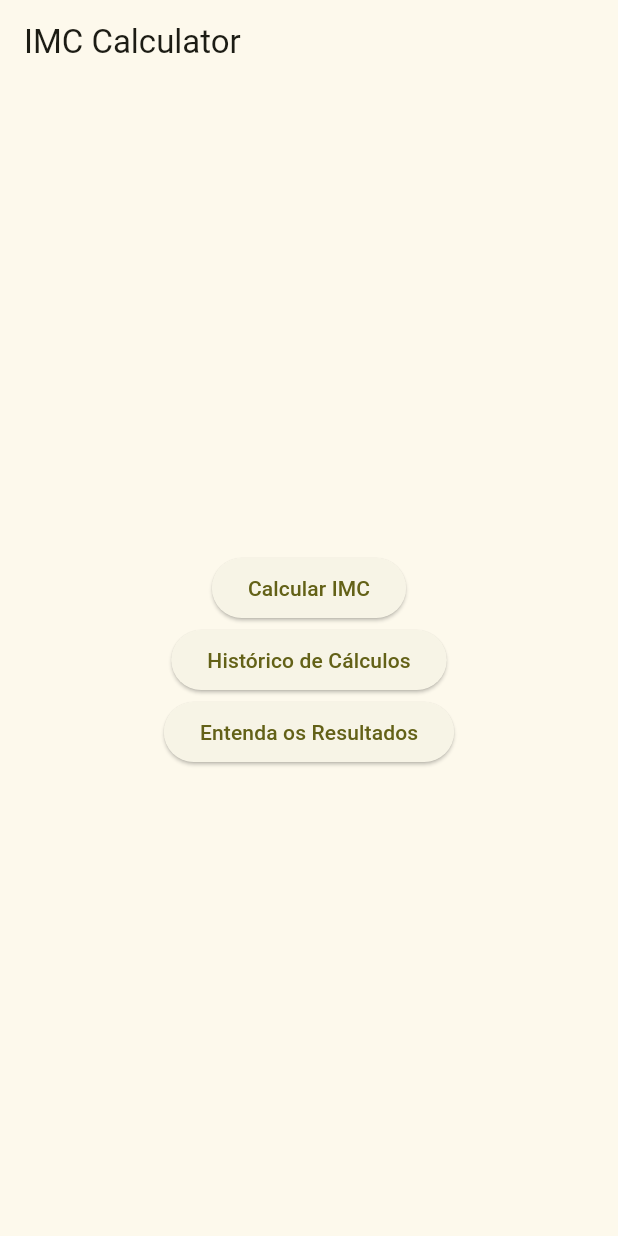
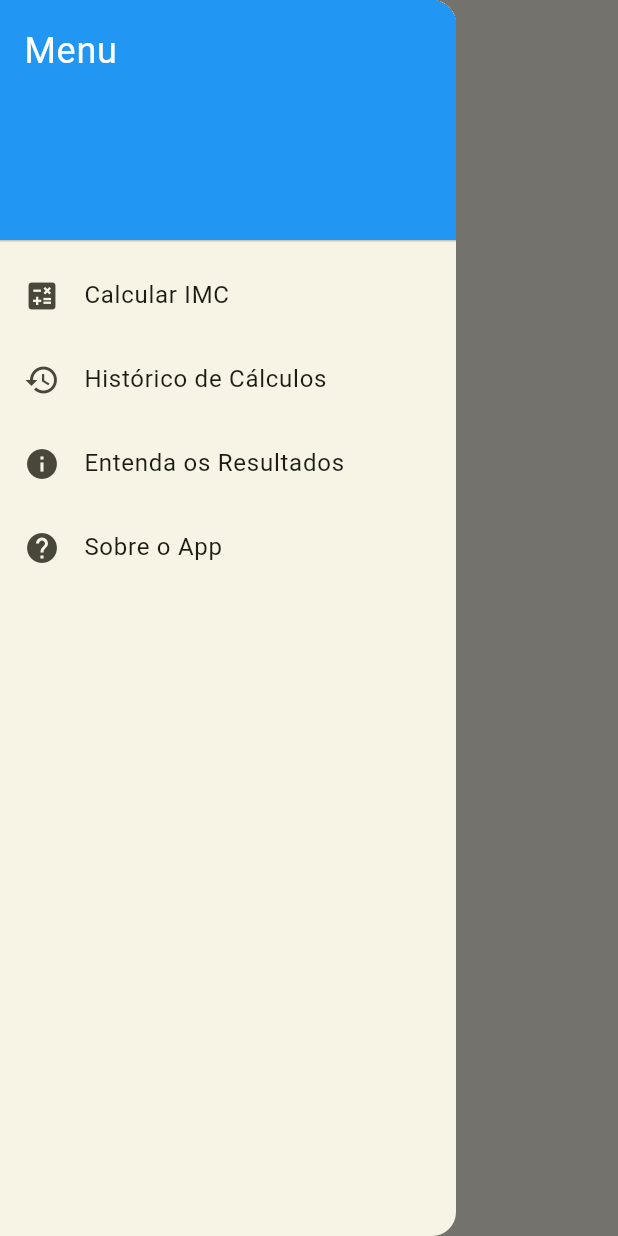
Before and after one commit to lucasalanza/calculadora_imc, a Flutter app: the screen it shows after launch, with the side drawer open (before the commit the screen has no drawer), on a phone screen of 412 x 824 dp. Run offline on Flutter 3.47's test engine with Material 3 defaults, Android fonts, the phone set to English and light mode, and no system bars; our stand-ins replace lottie, shared_preferences.

Commit message:
menu lateral e nova pagina

```diff
--- /dev/null
+++ b/lib/components/menu.dart
@@ -0,0 +1,75 @@
+import 'package:flutter/material.dart';
+import 'package:calculadora_imc/screens/CalculoIMCScreen.dart';
+import 'package:calculadora_imc/screens/dadosIMC.dart';
+import 'package:calculadora_imc/screens/HistoricoScreen.dart';
+import 'package:calculadora_imc/screens/SobreScreen.dart';
+
+class DrawerMenu extends StatelessWidget {
+  const DrawerMenu({Key? key}) : super(key: key);
+
+  @override
+  Widget build(BuildContext context) {
+    return Drawer(
+      child: ListView(
+        padding: EdgeInsets.zero,
+        children: <Widget>[
+          const DrawerHeader(
+            decoration: BoxDecoration(
+              color: Colors.blue,
+            ),
+            child: Text(
+              'Menu',
+              style: TextStyle(
+                color: Colors.white,
+                fontSize: 24,
+              ),
+            ),
+          ),
+          ListTile(
+            leading: const Icon(Icons.calculate),
+            title: const Text('Calcular IMC'),
+            onTap: () {
+              Navigator.pushReplacement(
+                context,
+                MaterialPageRoute(
+                    builder: (context) => const CalculoIMCScreen()),
+              );
+            },
+          ),
+          ListTile(
+            leading: const Icon(Icons.history),
+            title: const Text('Histórico de Cálculos'),
+            onTap: () {
+              Navigator.pushReplacement(
+                context,
+                MaterialPageRoute(
+                    builder: (context) => const HistoricoScreen(pessoaId: 0)),
+              );
+            },
+          ),
+          ListTile(
+            leading: const Icon(Icons.info),
+            title: const Text('Entenda os Resultados'),
+            onTap: () {
+              Navigator.pushReplacement(
+                context,
+                MaterialPageRoute(builder: (context) => const dadosImcScreen()),
+              );
+            },
+          ),
+          const Spacer(), // Adiciona um espaçador para empurrar os itens para cima
+          ListTile(
+            leading: const Icon(Icons.help),
+            title: const Text('Sobre o App'),
+            onTap: () {
+              Navigator.pushReplacement(
+                context,
+                MaterialPageRoute(builder: (context) => const sobreScreen()),
+              );
+            },
+          ),
+        ],
+      ),
+    );
+  }
+}
--- a/lib/screens/AddPersonScreen.dart
+++ b/lib/screens/AddPersonScreen.dart
@@ -1,5 +1,6 @@
 // ignore_for_file: library_private_types_in_public_api
 
+import 'package:calculadora_imc/components/menu.dart';
 import 'package:flutter/material.dart';
 import '../models/calculoIMCModel.dart';
 import '../models/pessoaModel.dart';
@@ -143,6 +144,7 @@ class _AddPersonScreenState extends State<AddPersonScreen> {
       appBar: AppBar(
         title: const Text('Cadastrar Nova Pessoa'),
       ),
+      drawer: const DrawerMenu(),
       body: Padding(
         padding: const EdgeInsets.all(16.0),
         child: Column(
--- a/lib/screens/CalculoIMCScreen.dart
+++ b/lib/screens/CalculoIMCScreen.dart
@@ -1,4 +1,5 @@
 import 'package:calculadora_imc/components/IMCCard.dart';
+import 'package:calculadora_imc/components/menu.dart';
 import 'package:calculadora_imc/models/faixaImcModel.dart';
 import 'package:calculadora_imc/screens/HistoricoScreen.dart';
 import 'package:calculadora_imc/screens/dadosIMC.dart';
@@ -49,6 +50,7 @@ class _CalculoIMCScreenState extends State<CalculoIMCScreen> {
       appBar: AppBar(
         title: const Text('Calcular IMC'),
       ),
+      drawer: const DrawerMenu(),
       body: Padding(
         padding: const EdgeInsets.all(16.0),
         child: Column(
--- a/lib/screens/HistoricoScreen.dart
+++ b/lib/screens/HistoricoScreen.dart
@@ -1,3 +1,4 @@
+import 'package:calculadora_imc/components/menu.dart';
 import 'package:flutter/material.dart';
 import '../models/calculoIMCModel.dart';
 import '../services/SharedPreferencesService.dart';
@@ -53,6 +54,7 @@ class _HistoricoScreenState extends State<HistoricoScreen> {
       appBar: AppBar(
         title: const Text('Histórico de Cálculos'),
       ),
+      drawer: const DrawerMenu(),
       body: Column(
         crossAxisAlignment: CrossAxisAlignment.start,
         children: [
--- a/lib/screens/dadosIMC.dart
+++ b/lib/screens/dadosIMC.dart
@@ -1,6 +1,7 @@
 // ignore_for_file: file_names, camel_case_types, constant_identifier_names
 
 import 'package:calculadora_imc/components/IMCCard.dart';
+import 'package:calculadora_imc/components/menu.dart';
 import 'package:lottie/lottie.dart';
 import 'package:flutter/material.dart';
 
@@ -31,6 +32,7 @@ class _dadosImcScreenState extends State<dadosImcScreen> {
       appBar: AppBar(
         title: const Text('Entenda os resultados'),
       ),
+      drawer: const DrawerMenu(),
       body: Center(
         child: Column(
           children: [
--- a/lib/screens/home.dart
+++ b/lib/screens/home.dart
@@ -1,8 +1,10 @@
+import 'package:calculadora_imc/components/menu.dart';
+import 'package:flutter/material.dart';
 import 'package:calculadora_imc/screens/AddPersonScreen.dart';
 import 'package:calculadora_imc/screens/CalculoIMCScreen.dart';
 import 'package:calculadora_imc/screens/dadosIMC.dart';
-import 'package:flutter/material.dart';
-import 'HistoricoScreen.dart';
+import 'package:calculadora_imc/screens/HistoricoScreen.dart';
+import 'package:calculadora_imc/screens/SobreScreen.dart';
 import '../models/pessoaModel.dart';
 
 class HomeScreen extends StatefulWidget {
@@ -18,7 +20,7 @@ class _HomeScreenState extends State<HomeScreen> {
   @override
   void initState() {
     super.initState();
-    // _loadPessoas();
+    _loadPessoas();
   }
 
   Future<void> _loadPessoas() async {
@@ -35,6 +37,7 @@ class _HomeScreenState extends State<HomeScreen> {
       appBar: AppBar(
         title: const Text('IMC Calculator'),
       ),
+      drawer: const DrawerMenu(),
       body: Center(
         child: Column(
           mainAxisAlignment: MainAxisAlignment.center,
@@ -49,28 +52,6 @@ class _HomeScreenState extends State<HomeScreen> {
               },
               child: const Text('Calcular IMC'),
             ),
-            ElevatedButton(
-              onPressed: () {
-                Navigator.push(
-                  context,
-                  MaterialPageRoute(
-                      builder: (context) => const HistoricoScreen(
-                            pessoaId: 0,
-                          )),
-                );
-              },
-              child: const Text('Histórico de Cálculos'),
-            ),
-            ElevatedButton(
-              onPressed: () {
-                Navigator.push(
-                  context,
-                  MaterialPageRoute(
-                      builder: (context) => const dadosImcScreen()),
-                );
-              },
-              child: const Text('Entenda os Resultados'),
-            ),
           ],
         ),
       ),
```
Also changed, not shown: lib/screens/sobreScreen.dart (added, +43 -0 lines).
